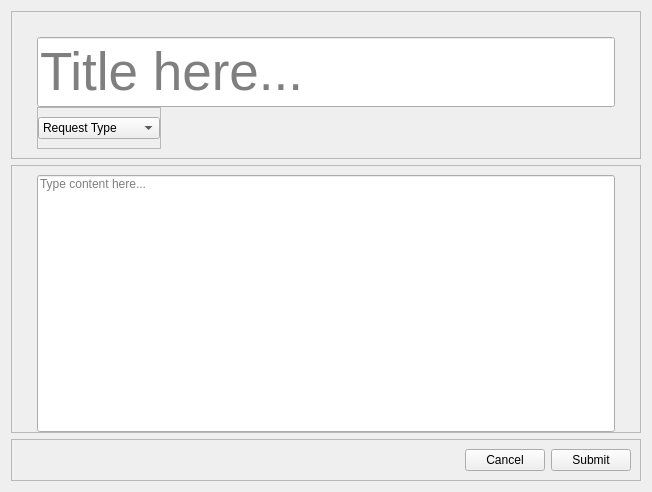
First picture: the form in ui/Submit_request_form.ui, repository TransparentGlass/Merlin-s-Lamp--Request-Manager, before the edit.
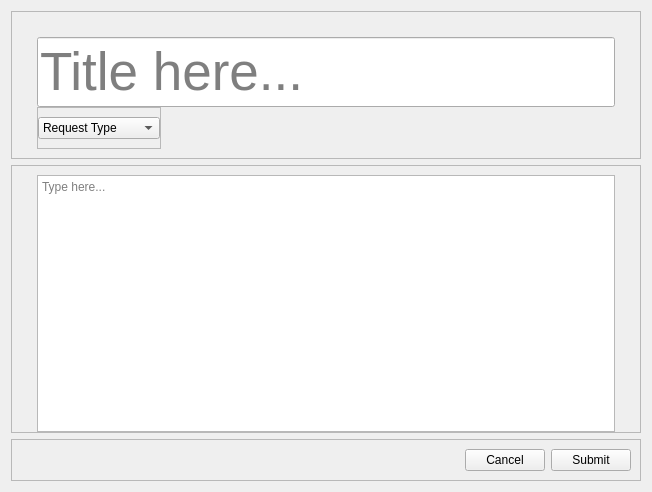
Second picture: the form after the edit.

Diff of the .ui file:
```diff
--- a/ui/Submit_request_form.ui
+++ b/ui/Submit_request_form.ui
@@ -137,18 +137,15 @@
        <number>0</number>
       </property>
       <item>
-       <widget class="QLineEdit" name="lineEdit_content">
-        <property name="sizePolicy">
-         <sizepolicy hsizetype="Expanding" vsizetype="Expanding">
-          <horstretch>0</horstretch>
-          <verstretch>0</verstretch>
-         </sizepolicy>
+       <widget class="QTextEdit" name="textEdit">
+        <property name="readOnly">
+         <bool>false</bool>
         </property>
-        <property name="alignment">
-         <set>Qt::AlignmentFlag::AlignLeading|Qt::AlignmentFlag::AlignLeft|Qt::AlignmentFlag::AlignTop</set>
+        <property name="overwriteMode">
+         <bool>false</bool>
         </property>
         <property name="placeholderText">
-         <string>Type content here...</string>
+         <string>Type here...</string>
         </property>
        </widget>
       </item>
```
